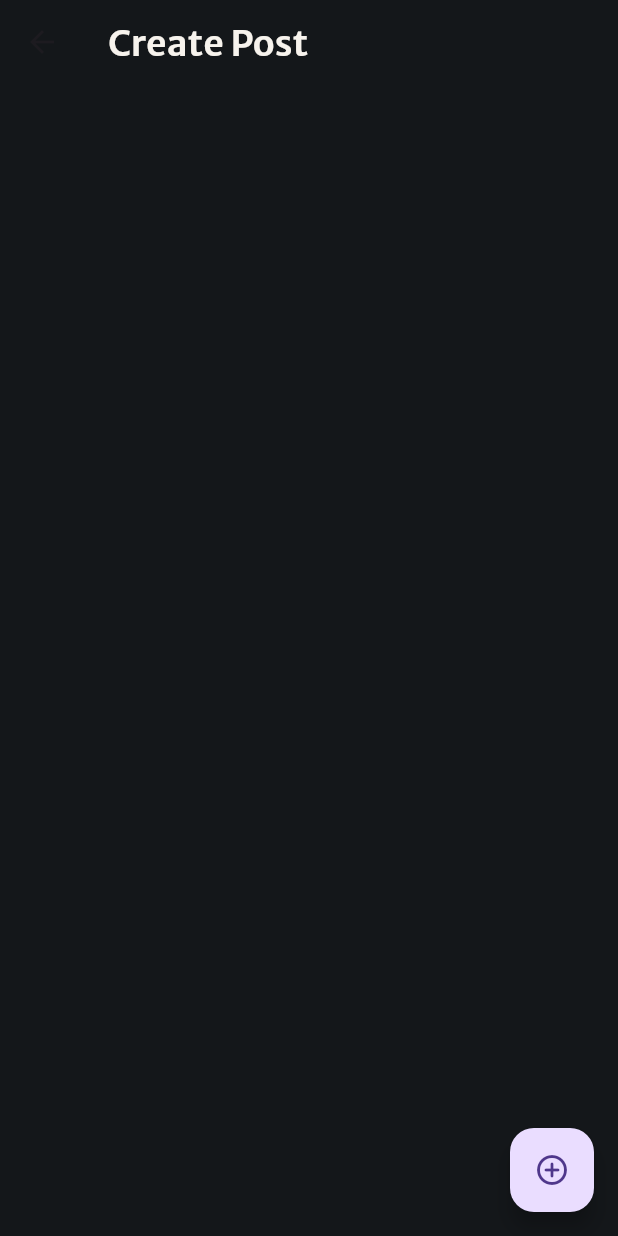
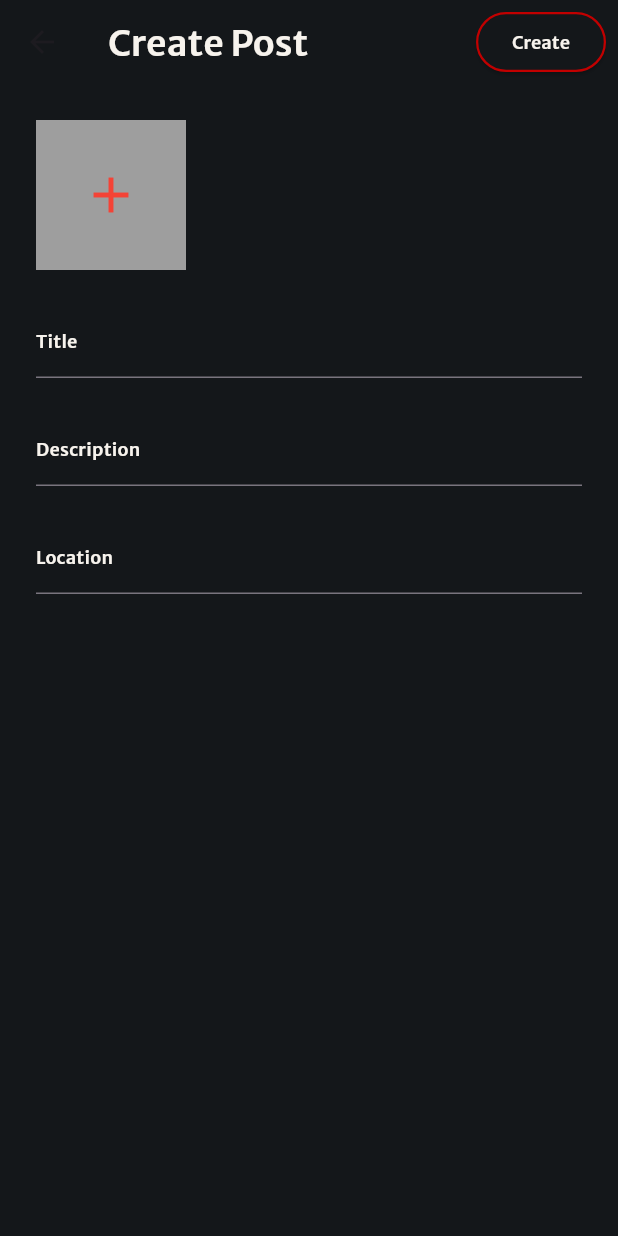
Before and after one commit to AdrianFu0329/Ascend_FYP, a Flutter app: the CreatePostScreen screen opened directly, on a phone screen of 412 x 824 dp. Run offline on Flutter 3.47's test engine with Material 3 defaults, Android fonts, the phone set to English and light mode, and no system bars; our stand-ins replace cloud_firestore, firebase_auth, firebase_core, firebase_storage, geocoding, geolocator and 2 more; missing offline and left inert: photo_manager, photo_manager_image_provider; accounts and stored records are empty.

Commit message:
Development: create_post_screen

```diff
--- a/lib/pages/create_post_screen.dart
+++ b/lib/pages/create_post_screen.dart
@@ -1,6 +1,6 @@
-import 'package:ascend_fyp/getters/user_media.dart';
 import 'package:ascend_fyp/models/media.dart';
 import 'package:ascend_fyp/pages/picker_screen.dart';
+import 'package:ascend_fyp/widgets/custom_text_field.dart';
 import 'package:flutter/material.dart';
 
 class CreatePostScreen extends StatefulWidget {
@@ -36,20 +36,93 @@ class _CreatePostScreenState extends State<CreatePostScreen> {
   }
 
   Widget displayMedia(List<Media> selectedMedia) {
+    if (selectedMedia.isEmpty) {
+      return GestureDetector(
+        onTap: obtainMedia,
+        child: Container(
+          width: 100,
+          height: 100,
+          color: Colors.grey,
+          child: const Center(
+            child: Icon(
+              Icons.add,
+              size: 40,
+              color: Colors.red,
+            ),
+          ),
+        ),
+      );
+    } else {
       return ListView.builder(
-      itemCount: selectedMedia.length,
+        itemCount: selectedMedia.length + 1,
         physics: const BouncingScrollPhysics(),
+        scrollDirection: Axis.horizontal,
         itemBuilder: (context, index) {
+          if (index == selectedMedia.length) {
             return Padding(
               padding: const EdgeInsets.all(8.0),
+              child: GestureDetector(
+                onTap: obtainMedia,
+                child: Container(
+                  width: 100,
+                  height: 100,
+                  color: Colors.grey,
+                  child: const Center(
+                    child: Icon(
+                      Icons.add,
+                      size: 40,
+                      color: Colors.red,
+                    ),
+                  ),
+                ),
+              ),
+            );
+          } else {
+            return Padding(
+              padding: const EdgeInsets.all(8.0),
+              child: Container(
+                width: 100,
+                height: 100,
+                decoration: const BoxDecoration(
+                  color: Colors.grey,
+                ),
                 child: selectedMedia[index].widget,
+              ),
             );
+          }
         },
       );
+    }
   }
 
   @override
   Widget build(BuildContext context) {
+    TextEditingController titleController = TextEditingController();
+    TextEditingController descriptionController = TextEditingController();
+    TextEditingController locationController = TextEditingController();
+
+    ButtonStyle buttonStyle = ButtonStyle(
+      textStyle: MaterialStateProperty.all<TextStyle>(
+        const TextStyle(
+          fontSize: 12,
+          fontFamily: 'Merriweather Sans',
+          fontWeight: FontWeight.normal,
+        ),
+      ),
+      foregroundColor: MaterialStateProperty.all<Color>(
+          const Color.fromRGBO(247, 243, 237, 1)),
+      backgroundColor: MaterialStateProperty.all<Color>(
+        Theme.of(context).scaffoldBackgroundColor,
+      ),
+      shape: MaterialStateProperty.all<RoundedRectangleBorder>(
+        RoundedRectangleBorder(
+          borderRadius: BorderRadius.circular(20.0),
+          side:
+              const BorderSide(color: Color.fromRGBO(194, 0, 0, 1), width: 1.5),
+        ),
+      ),
+    );
+
     return Scaffold(
       appBar: AppBar(
         backgroundColor: Theme.of(context).scaffoldBackgroundColor,
@@ -57,11 +130,40 @@ class _CreatePostScreenState extends State<CreatePostScreen> {
           'Create Post',
           style: Theme.of(context).textTheme.titleLarge,
         ),
+        actions: [
+          Padding(
+            padding: const EdgeInsets.fromLTRB(0, 0, 8, 0),
+            child: ElevatedButton(
+              onPressed: () {},
+              child: const Text('Create'),
+              style: buttonStyle,
             ),
-      body: displayMedia(_selectedMedias),
-      floatingActionButton: FloatingActionButton(
-        onPressed: obtainMedia,
-        child: const Icon(Icons.add_circle_outline_rounded),
+          ),
+        ],
+      ),
+      body: Padding(
+        padding: const EdgeInsets.all(24.0),
+        child: Column(
+          crossAxisAlignment: CrossAxisAlignment.start,
+          children: [
+            displayMedia(_selectedMedias),
+            const SizedBox(height: 24.0),
+            CustomTextField(
+              controller: titleController,
+              hintText: "Title",
+            ),
+            const SizedBox(height: 24.0),
+            CustomTextField(
+              controller: descriptionController,
+              hintText: "Description",
+            ),
+            const SizedBox(height: 24.0),
+            CustomTextField(
+              controller: locationController,
+              hintText: "Location",
+            ),
+          ],
+        ),
       ),
     );
   }
--- a/lib/widgets/comment_card.dart
+++ b/lib/widgets/comment_card.dart
@@ -40,7 +40,7 @@ class CommentPost extends StatelessWidget {
                     ProfilePicture(
                       userId: userId,
                       photoURL: photoUrl,
-                      radius: 15,
+                      radius: 12,
                     ),
                     const SizedBox(width: 8),
                     Text(
--- /dev/null
+++ b/lib/widgets/custom_text_field.dart
@@ -0,0 +1,29 @@
+import 'package:flutter/material.dart';
+
+class CustomTextField extends StatelessWidget {
+  final String hintText;
+  final TextEditingController controller;
+  const CustomTextField({
+    super.key,
+    required this.controller,
+    required this.hintText,
+  });
+
+  @override
+  Widget build(BuildContext context) {
+    return TextField(
+      controller: controller,
+      style: Theme.of(context).textTheme.titleMedium,
+      decoration: InputDecoration(
+        hintText: hintText,
+        hintStyle: Theme.of(context).textTheme.titleMedium,
+        focusedBorder: const UnderlineInputBorder(
+          borderSide: BorderSide(
+            color: Color.fromRGBO(247, 243, 237, 1),
+            width: 2.5,
+          ),
+        ),
+      ),
+    );
+  }
+}
--- a/lib/widgets/profile_pic.dart
+++ b/lib/widgets/profile_pic.dart
@@ -39,7 +39,6 @@ class ProfilePicture extends StatelessWidget {
             );
           }*/
           else {
-            debugPrint("No profile picture detected...");
             return CircleAvatar(
               radius: radius,
               backgroundImage: const AssetImage(
--- a/lib/widgets/social_media_card.dart
+++ b/lib/widgets/social_media_card.dart
@@ -105,7 +105,7 @@ class _SocialMediaCardState extends State<SocialMediaCard> {
                         ProfilePicture(
                           userId: widget.userId,
                           photoURL: photoUrl,
-                          radius: 15,
+                          radius: 12,
                         ),
                         const SizedBox(width: 8),
                         Text(
@@ -131,7 +131,7 @@ class _SocialMediaCardState extends State<SocialMediaCard> {
           postId: widget.postId,
           image: widget.image,
           title: widget.title,
-          user: widget.userId,
+          userId: widget.userId,
           likes: widget.likes,
           timestamp: widget.timestamp,
           description: widget.description,
```
Also changed, not shown: lib/pages/media_post_screen.dart (+42 -10 lines), lib/pages/registration_screen.dart (+5 -24 lines). Lines whose indentation alone changed are shown as unchanged.
